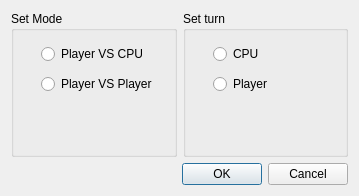
Qt form options.ui (silvergit/QtTicTacToe) before a commit.
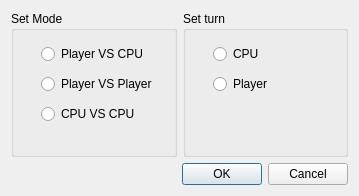
The same form after that commit.

Patch:
```diff
--- a/options.ui
+++ b/options.ui
@@ -59,6 +59,19 @@
          <string>Player VS Player</string>
         </property>
        </widget>
+       <widget class="QRadioButton" name="c2cRadio">
+        <property name="geometry">
+         <rect>
+          <x>30</x>
+          <y>90</y>
+          <width>112</width>
+          <height>26</height>
+         </rect>
+        </property>
+        <property name="text">
+         <string>CPU VS CPU</string>
+        </property>
+       </widget>
       </widget>
      </item>
      <item>
```
